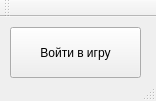
Qt form TankBattles/mainwindow.ui (Lonsofore/TankBattles) before a commit.
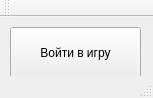
The same form after that commit.

What changed in the file:
```diff
--- a/TankBattles/mainwindow.ui
+++ b/TankBattles/mainwindow.ui
@@ -6,8 +6,8 @@
    <rect>
     <x>0</x>
     <y>0</y>
-    <width>156</width>
-    <height>101</height>
+    <width>153</width>
+    <height>98</height>
    </rect>
   </property>
   <property name="windowTitle">
```
